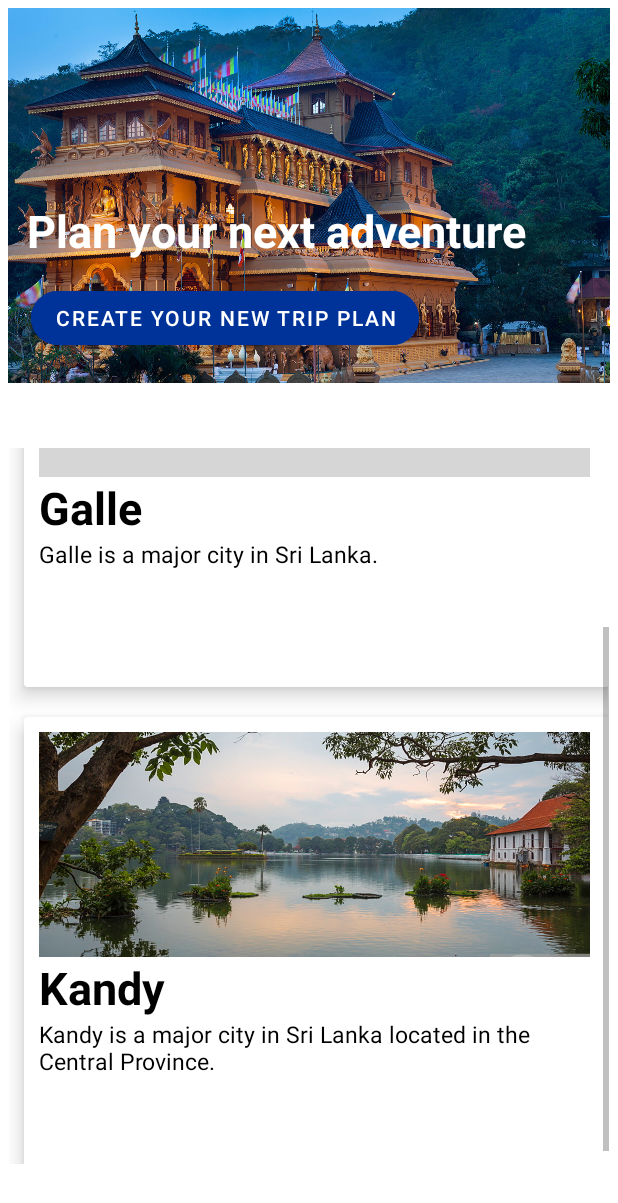
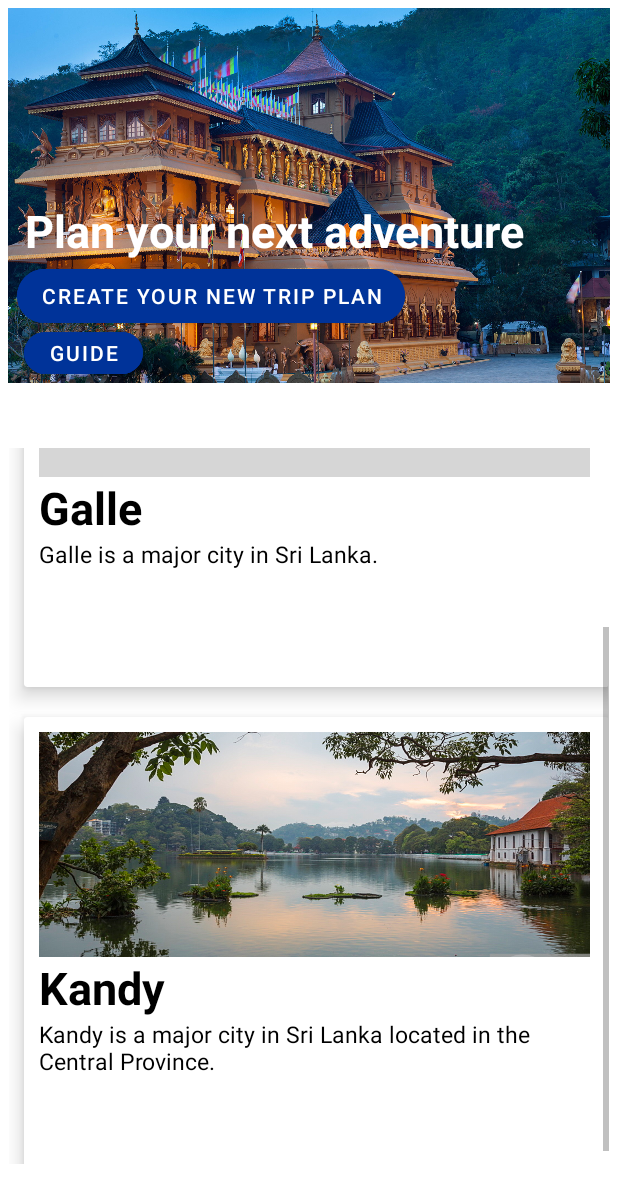
Before and after one commit to TharushiNavodya2000/MAD-Project_OUTLIERS, an Android app: the ViewBlog screen opened directly, with no data from a screen before it, scrolled down 150 dp, on a phone screen of 412 x 824 dp. Shown: the top 1203 px of the screen. Run offline under Robolectric (Android 15) with nearby library versions, the phone set to English and light mode, and no system bars; grey boxes are pictures that could not be loaded.

Commit message:
Guide button adding

```diff
--- a/app/src/main/AndroidManifest.xml
+++ b/app/src/main/AndroidManifest.xml
@@ -10,7 +10,7 @@
         android:dataExtractionRules="@xml/data_extraction_rules"
         android:fullBackupContent="@xml/backup_rules"
         android:icon="@drawable/travellogo"
-        android:label="Travel with OUTLIERS"
+        android:label="Travel Planner"
         android:roundIcon="@drawable/travellogo"
         android:supportsRtl="true"
         android:theme="@style/Theme.Project"
--- a/app/src/main/java/com/example/project/ViewBlog.java
+++ b/app/src/main/java/com/example/project/ViewBlog.java
@@ -4,6 +4,7 @@ import androidx.appcompat.app.AppCompatActivity;
 import androidx.recyclerview.widget.LinearLayoutManager;
 import androidx.recyclerview.widget.RecyclerView;
 
+import android.content.Intent;
 import android.graphics.drawable.GradientDrawable;
 import android.os.Bundle;
 import android.view.View;
@@ -11,15 +12,12 @@ import android.widget.Button;
 import android.widget.Toast;
 
 public class ViewBlog extends AppCompatActivity {
-
-
-
     String places[];
     String desriptions[];
     int images[]= {R.drawable.galle,R.drawable.kandy,R.drawable.mahamewnawa,R.drawable.nelumkuluna,R.drawable.seema_malakaya,
                 R.drawable.sigiriya,R.drawable.vatadageya};
     Button button;
-
+    Button buttonguide;
     RecyclerView recyclerView;
     protected void onCreate(Bundle savedInstanceState) {
         super.onCreate(savedInstanceState);
@@ -37,5 +35,12 @@ public class ViewBlog extends AppCompatActivity {
         BlogAdapter myAdapter = new BlogAdapter(this,places,desriptions,images);
         recyclerView.setAdapter(myAdapter);
         recyclerView.setLayoutManager(new LinearLayoutManager(this));
+        buttonguide = findViewById(R.id.guide);
+        buttonguide.setOnClickListener(new View.OnClickListener() {
+            @Override
+            public void onClick(View view) {
+
+            }
+        });
     }
 }
--- a/app/src/main/res/layout/activity_view_blog.xml
+++ b/app/src/main/res/layout/activity_view_blog.xml
@@ -35,6 +35,7 @@
             app:layout_constraintHorizontal_bias="0.625"
             app:layout_constraintStart_toStartOf="parent"
             app:layout_constraintTop_toBottomOf="@+id/backImage" />
+
     </ScrollView>
 
     <TextView
@@ -48,7 +49,7 @@
         android:textStyle="bold"
         app:layout_constraintBottom_toTopOf="@+id/button"
         app:layout_constraintEnd_toEndOf="@+id/backImage"
-        app:layout_constraintHorizontal_bias="0.188"
+        app:layout_constraintHorizontal_bias="0.169"
         app:layout_constraintStart_toStartOf="@+id/backImage"
         app:layout_constraintTop_toTopOf="@+id/backImage"
         app:layout_constraintVertical_bias="0.0" />
@@ -62,10 +63,23 @@
         app:cornerRadius="?android:attr/windowTitleSize"
         app:layout_constraintBottom_toBottomOf="@+id/backImage"
         app:layout_constraintEnd_toEndOf="parent"
-        app:layout_constraintHorizontal_bias="0.107"
+        app:layout_constraintHorizontal_bias="0.04"
         app:layout_constraintStart_toStartOf="parent"
         app:layout_constraintTop_toTopOf="@+id/backImage"
-        app:layout_constraintVertical_bias="0.905" />
+        app:layout_constraintVertical_bias="0.831" />
 
+    <Button
+        android:id="@+id/guide"
+        android:layout_width="79dp"
+        android:layout_height="40dp"
+        android:backgroundTint="@color/blue"
+        android:text="Guide"
+        app:cornerRadius="?android:attr/windowTitleSize"
+        app:layout_constraintBottom_toBottomOf="@+id/backImage"
+        app:layout_constraintEnd_toEndOf="parent"
+        app:layout_constraintHorizontal_bias="0.034"
+        app:layout_constraintStart_toStartOf="parent"
+        app:layout_constraintTop_toTopOf="@+id/backImage"
+        app:layout_constraintVertical_bias="1.0" />
 
 </androidx.constraintlayout.widget.ConstraintLayout>
--- a/app/src/main/res/layout/blog_list.xml
+++ b/app/src/main/res/layout/blog_list.xml
@@ -23,7 +23,6 @@
             android:scaleType="centerCrop"
             app:srcCompat="@mipmap/ic_launcher_round" />
 
-
         <TextView
             android:id="@+id/place"
             android:layout_width="wrap_content"
@@ -40,6 +39,7 @@
             android:text="Discription"
             android:textColor="@color/black"
             android:textSize="15dp" />
+
     </LinearLayout>
 
 </androidx.cardview.widget.CardView>
--- a/build.gradle
+++ b/build.gradle
@@ -5,8 +5,8 @@ buildscript {
 }
 // Top-level build file where you can add configuration options common to all sub-projects/modules.
 plugins {
-    id 'com.android.application' version '7.3.0' apply false
-    id 'com.android.library' version '7.3.0' apply false
+    id 'com.android.application' version '7.2.2' apply false
+    id 'com.android.library' version '7.2.2' apply false
 }
 
 
```
Also changed, not shown: app/build.gradle (+5 -5 lines), app/src/main/res/layout/create_itinerary.xml (+20 -18 lines), app/src/main/res/layout/guide_feed.xml (+2 -14 lines), gradle/wrapper/gradle-wrapper.properties.
